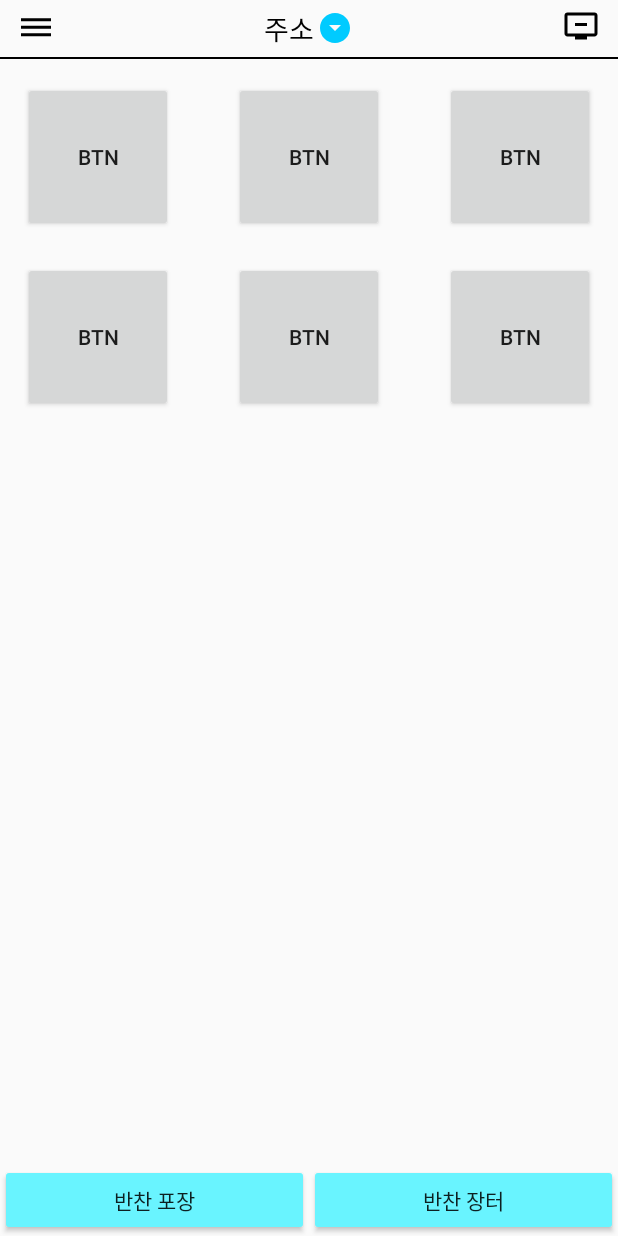
After one commit to Damnun/Android_SoonBapSang, an Android app: the ShopMain screen opened directly, with no data from a screen before it, on a phone screen of 412 x 824 dp. The commit adds this screen. Run offline under Robolectric (Android 15) with nearby library versions, the phone set to English and light mode, and no system bars; network calls fail.

Commit message:
1. shopMain, shopList 구분 및 개발 시도
2. adapter를 이용해 recyclerview를 사용하고 싶은데 DB 디버깅 값은 넘어오나 Json값이 recyclerview adapter로 넘어가고 있지 않은 것 같음.

```diff
--- /dev/null
+++ b/app/src/main/java/com/example/midtermproj/ShopMain.java
@@ -0,0 +1,17 @@
+package com.example.midtermproj;
+
+import androidx.appcompat.app.AppCompatActivity;
+
+import android.content.Intent;
+import android.os.Bundle;
+import android.os.Handler;
+
+public class ShopMain extends AppCompatActivity {
+
+    @Override
+    protected void onCreate(Bundle savedInstanceState) {
+        super.onCreate(savedInstanceState);
+        setContentView(R.layout.shop_main);
+
+    }
+}
--- /dev/null
+++ b/app/src/main/res/drawable/ic_arrow_drop_down_circle_black_24dp.xml
@@ -0,0 +1,5 @@
+<vector android:height="24dp" android:tint="#00CBFF"
+    android:viewportHeight="24.0" android:viewportWidth="24.0"
+    android:width="24dp" xmlns:android="http://schemas.android.com/apk/res/android">
+    <path android:fillColor="#FF000000" android:pathData="M12,2C6.48,2 2,6.48 2,12s4.48,10 10,10 10,-4.48 10,-10S17.52,2 12,2zM12,14l-4,-4h8l-4,4z"/>
+</vector>
--- /dev/null
+++ b/app/src/main/res/drawable/ic_dehaze_black_24dp.xml
@@ -0,0 +1,9 @@
+<vector xmlns:android="http://schemas.android.com/apk/res/android"
+        android:width="24dp"
+        android:height="24dp"
+        android:viewportWidth="24.0"
+        android:viewportHeight="24.0">
+    <path
+        android:fillColor="#FF000000"
+        android:pathData="M2,15.5v2h20v-2L2,15.5zM2,10.5v2h20v-2L2,10.5zM2,5.5v2h20v-2L2,5.5z"/>
+</vector>
--- /dev/null
+++ b/app/src/main/res/drawable/ic_remove_from_queue_black_24dp.xml
@@ -0,0 +1,9 @@
+<vector xmlns:android="http://schemas.android.com/apk/res/android"
+        android:width="24dp"
+        android:height="24dp"
+        android:viewportWidth="24.0"
+        android:viewportHeight="24.0">
+    <path
+        android:fillColor="#FF000000"
+        android:pathData="M21,3L3,3c-1.11,0 -2,0.89 -2,2v12c0,1.1 0.89,2 2,2h5v2h8v-2h5c1.1,0 1.99,-0.9 1.99,-2L23,5c0,-1.11 -0.9,-2 -2,-2zM21,17L3,17L3,5h18v12zM16,10v2L8,12v-2h8z"/>
+</vector>
--- a/app/src/main/res/layout/select_main.xml
+++ b/app/src/main/res/layout/select_main.xml
@@ -30,7 +30,7 @@
             android:layout_height="150dp"
             android:layout_margin="35dp"
             android:layout_gravity="center"
-            android:text="가게 반찬 포장" />
+            android:text="developer testing" />
 
         <Button
             android:id="@+id/select_market_button"
@@ -38,7 +38,7 @@
             android:layout_height="150dp"
             android:layout_margin="15dp"
             android:layout_gravity="center"
-            android:text="반찬 장터" />
+            android:text="가게 반찬 포장" />
 
     </LinearLayout>
 
--- /dev/null
+++ b/app/src/main/res/layout/shop_main.xml
@@ -0,0 +1,134 @@
+<?xml version="1.0" encoding="utf-8"?>
+<LinearLayout xmlns:android="http://schemas.android.com/apk/res/android"
+    android:layout_width="match_parent"
+    android:layout_height="match_parent"
+    android:orientation="vertical">
+
+<!--    메뉴, 내 위치, 계정 정보 상단탭 추가-->
+    <LinearLayout
+        android:layout_width="match_parent"
+        android:layout_height="wrap_content"
+        android:gravity="center"
+        android:layout_margin="5dp"
+        android:orientation="horizontal">
+
+        <ImageView
+            android:id="@+id/iv_hamburger"
+            android:layout_width="wrap_content"
+            android:layout_height="wrap_content"
+            android:layout_marginRight="140dp"
+            android:src="@drawable/ic_dehaze_black_24dp" />
+
+        <TextView
+            android:layout_width="wrap_content"
+            android:layout_height="wrap_content"
+            android:textSize="18sp"
+            android:textColor="#000"
+            android:layout_gravity="center"
+            android:text="주소" />
+
+        <ImageView
+            android:layout_width="wrap_content"
+            android:layout_height="wrap_content"
+            android:layout_marginStart="2dp"
+            android:src="@drawable/ic_arrow_drop_down_circle_black_24dp" />
+
+        <ImageView
+            android:id="@+id/imageView"
+            android:layout_width="wrap_content"
+            android:layout_height="wrap_content"
+            android:layout_marginLeft="140dp"
+            android:layout_gravity="right"
+            android:src="@drawable/ic_remove_from_queue_black_24dp" />
+    </LinearLayout>
+
+    <View
+        android:background="@color/black"
+        android:layout_width="match_parent"
+        android:layout_height="2px" />
+
+
+    <!--    음식 분류별 아이콘(버튼) 제공
+            버튼을 클릭하면 해당 분류 값을 다음 인텐트로 보냄
+            인텐트에서 분류 값을 기준으로 DB 탐색후 리스트뷰로 출력 -->
+
+    <GridLayout
+        android:layout_width="match_parent"
+        android:layout_height="wrap_content"
+        android:orientation="horizontal"
+        android:columnCount="3"
+        android:rowCount="3"
+        android:layout_margin="15dp">
+
+        <Button
+            android:id="@+id/button1"
+            android:layout_width="100dp"
+            android:layout_height="100dp"
+            android:layout_gravity="center"
+            android:text="btn" />
+
+        <Button
+            android:id="@+id/button2"
+            android:layout_width="100dp"
+            android:layout_height="100dp"
+            android:layout_gravity="center"
+            android:text="btn" />
+
+        <Button
+            android:id="@+id/button3"
+            android:layout_width="100dp"
+            android:layout_height="100dp"
+            android:text="btn" />
+
+        <Button
+            android:id="@+id/button4"
+            android:layout_width="100dp"
+            android:layout_height="100dp"
+            android:layout_marginTop= "20dp"
+            android:layout_gravity="center"
+            android:text="btn" />
+
+        <Button
+            android:id="@+id/button5"
+            android:layout_width="100dp"
+            android:layout_height="100dp"
+            android:layout_marginTop="20dp"
+            android:layout_gravity="center"
+            android:text="btn" />
+
+        <Button
+            android:id="@+id/button6"
+            android:layout_width="100dp"
+            android:layout_height="100dp"
+            android:layout_marginTop="20dp"
+            android:text="btn" />
+    </GridLayout>
+
+    <LinearLayout
+        android:layout_width="match_parent"
+        android:layout_height="match_parent"
+        android:orientation="horizontal">
+
+        <Button
+            android:id="@+id/map_takeout_button"
+            android:layout_width="match_parent"
+            android:layout_height="wrap_content"
+            android:layout_weight="1"
+            android:layout_gravity="bottom"
+            android:fontFamily="@font/font_two"
+            android:backgroundTint="#69F4FF"
+            android:text="반찬 포장"/>
+
+        <Button
+            android:id="@+id/map_market_button"
+            android:layout_width="match_parent"
+            android:layout_height="wrap_content"
+            android:layout_weight="1"
+            android:layout_gravity="bottom"
+            android:fontFamily="@font/font_two"
+            android:backgroundTint="#69F4FF"
+            android:text="반찬 장터"/>
+
+    </LinearLayout>
+
+</LinearLayout>
```
Also changed, not shown: app/src/main/AndroidManifest.xml (+6 -2 lines), app/src/main/java/com/example/midtermproj/SelectMain.java (+3 -4 lines), app/src/main/java/com/example/midtermproj/ShopAdapter.java (added, +61 -0 lines), app/src/main/java/com/example/midtermproj/ShopList.java (+35 -14 lines), app/src/main/java/com/example/midtermproj/Test.java (added, +17 -0 lines), app/src/main/res/layout/shop_items.xml (added, +35 -0 lines), app/src/main/res/layout/shop_list.xml (+88 -16 lines).
